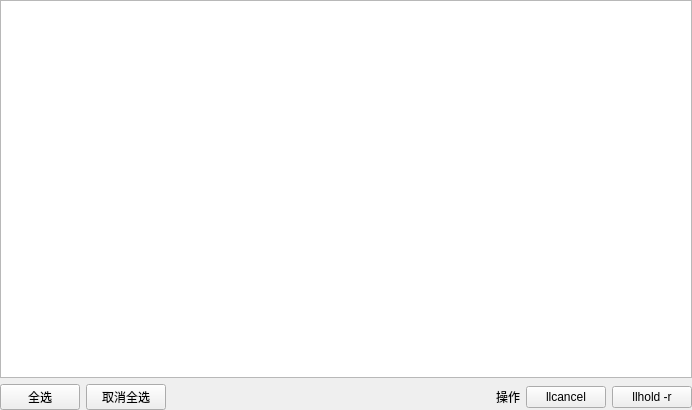
Qt form src/plugins/loadleveler_monitor/panels/table_style_page.ui (cemc-oper/nwpc-monitor-app) before a commit.
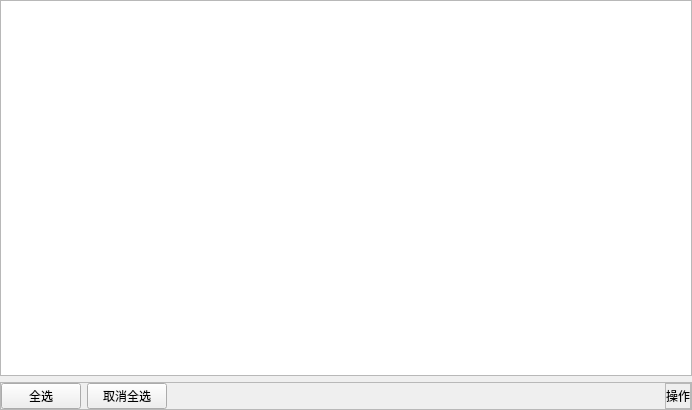
The same form after that commit.

Commit message: Add setOperationButtons method for TableStylePage. And add unit test for TableStylePage.

Diff of the .ui file:
```diff
--- a/src/plugins/loadleveler_monitor/panels/table_style_page.ui
+++ b/src/plugins/loadleveler_monitor/panels/table_style_page.ui
@@ -13,7 +13,7 @@
   <property name="windowTitle">
    <string>Form</string>
   </property>
-  <layout class="QGridLayout" name="gridLayout">
+  <layout class="QGridLayout" name="gridLayout_2">
    <property name="leftMargin">
     <number>0</number>
    </property>
@@ -46,7 +46,28 @@
     </widget>
    </item>
    <item row="1" column="0">
-    <layout class="QHBoxLayout" name="buttom_layout">
+    <widget class="QFrame" name="buttom_frame">
+     <property name="frameShape">
+      <enum>QFrame::StyledPanel</enum>
+     </property>
+     <property name="frameShadow">
+      <enum>QFrame::Raised</enum>
+     </property>
+     <layout class="QHBoxLayout" name="horizontalLayout">
+      <property name="leftMargin">
+       <number>0</number>
+      </property>
+      <property name="topMargin">
+       <number>0</number>
+      </property>
+      <property name="rightMargin">
+       <number>0</number>
+      </property>
+      <property name="bottomMargin">
+       <number>0</number>
+      </property>
+      <item>
+       <layout class="QHBoxLayout" name="selection_button_layout">
      <item>
       <widget class="QPushButton" name="check_all_button">
        <property name="text">
@@ -61,41 +82,57 @@
        </property>
       </widget>
      </item>
+       </layout>
+      </item>
      <item>
-      <spacer name="horizontalSpacer_3">
+       <spacer name="horizontalSpacer">
        <property name="orientation">
         <enum>Qt::Horizontal</enum>
        </property>
        <property name="sizeHint" stdset="0">
         <size>
-         <width>40</width>
+          <width>483</width>
          <height>20</height>
         </size>
        </property>
       </spacer>
      </item>
      <item>
+       <widget class="QFrame" name="operation_button_frame">
+        <property name="frameShape">
+         <enum>QFrame::StyledPanel</enum>
+        </property>
+        <property name="frameShadow">
+         <enum>QFrame::Raised</enum>
+        </property>
+        <layout class="QGridLayout" name="gridLayout" columnstretch="0,0">
+         <property name="leftMargin">
+          <number>0</number>
+         </property>
+         <property name="topMargin">
+          <number>0</number>
+         </property>
+         <property name="rightMargin">
+          <number>0</number>
+         </property>
+         <property name="bottomMargin">
+          <number>0</number>
+         </property>
+         <item row="0" column="0">
       <widget class="QLabel" name="label_7">
        <property name="text">
         <string>操作</string>
        </property>
       </widget>
      </item>
-     <item>
-      <widget class="QPushButton" name="llcancel_command_button">
-       <property name="text">
-        <string>llcancel</string>
-       </property>
-      </widget>
-     </item>
-     <item>
-      <widget class="QPushButton" name="llhold_r_command_button">
-       <property name="text">
-        <string>llhold -r</string>
-       </property>
+         <item row="0" column="1">
+          <layout class="QHBoxLayout" name="operation_button_layout"/>
+         </item>
+        </layout>
       </widget>
      </item>
     </layout>
+    </widget>
    </item>
   </layout>
  </widget>
```
Lines whose indentation alone changed are shown as unchanged. The commit also changes 9 other files.
